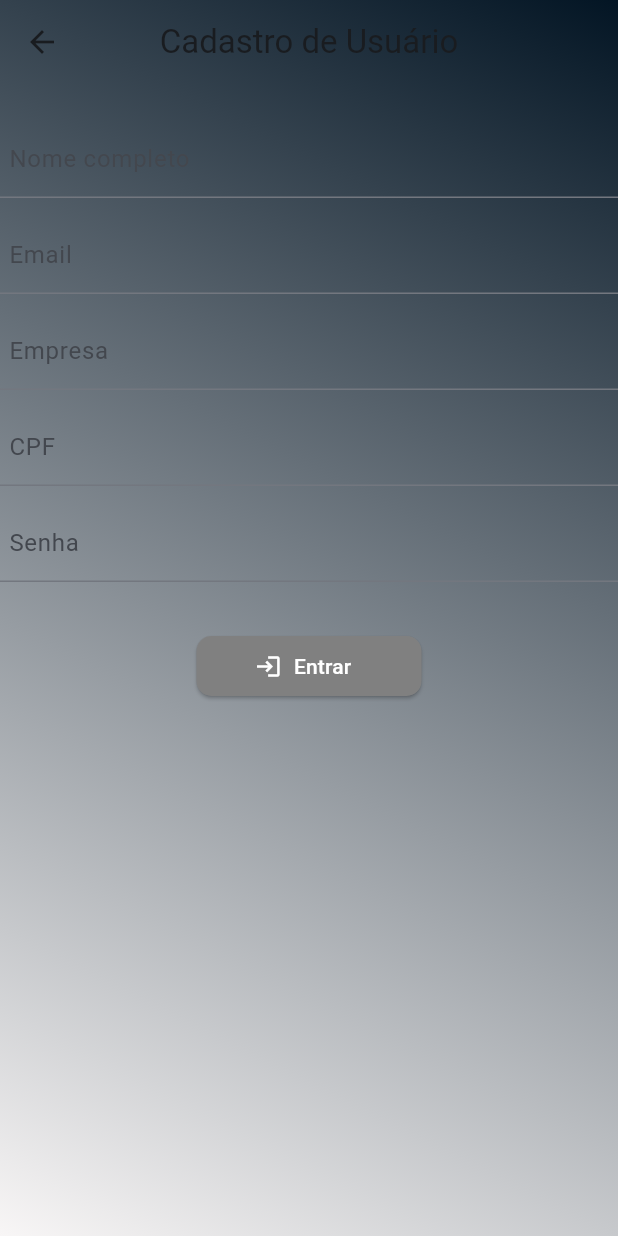
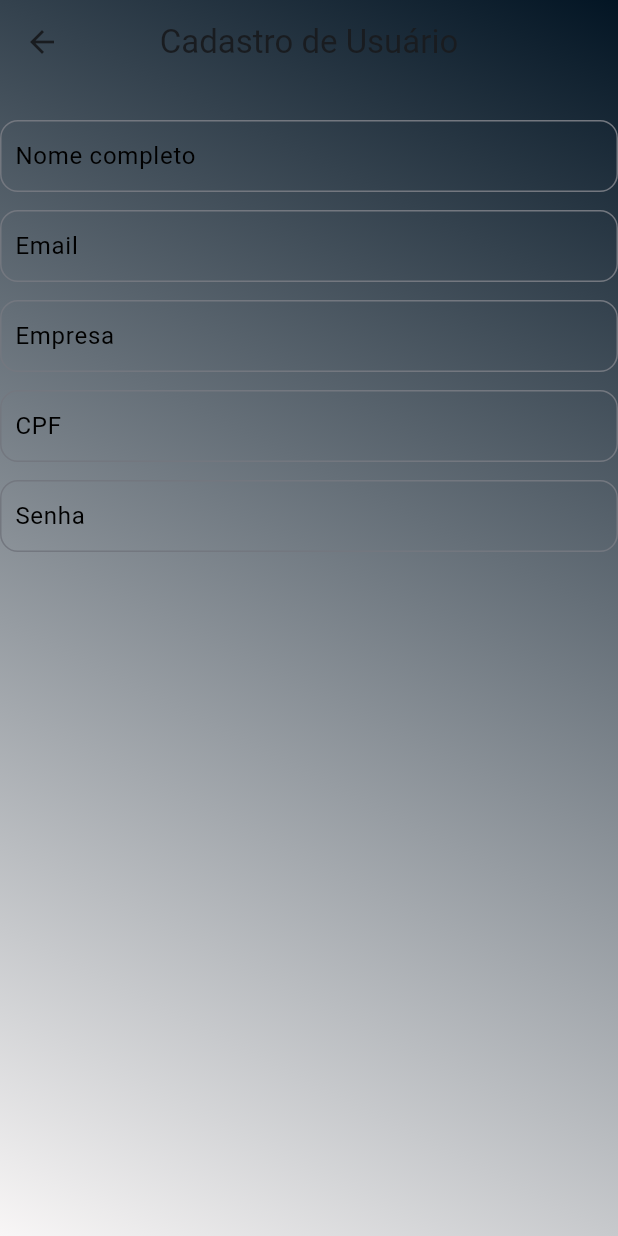
Before and after one commit to devtheozzinho/theo_2025, a Flutter app: the screen it shows after launch, after a tap on "Cadastre-se", on a phone screen of 412 x 824 dp. Run offline on Flutter 3.47's test engine with Material 3 defaults, Android fonts, the phone set to English and light mode, and no system bars; our stand-ins replace google_fonts.

Commit message:
Implamentada algumas validaçõees no login.

```diff
--- a/academia/lib/login/login_controller/formulario.dart
+++ b/academia/lib/login/controller/formulario.dart
@@ -26,6 +26,12 @@ class Formulario extends StatelessWidget {
                 Padding(padding: EdgeInsets.all(10)),
                 TextFormField(
                   decoration: InputDecoration(
+                    labelStyle: TextStyle(
+                      color: Colors.black,
+                    ),
+                    border: OutlineInputBorder(
+                      borderRadius: BorderRadius.circular(12),
+                    ),
                     contentPadding: EdgeInsets.all(6),
                     labelText: 'Nome completo',
                   ),
@@ -35,6 +41,12 @@ class Formulario extends StatelessWidget {
                 ),
                 TextFormField(
                   decoration: InputDecoration(
+                    labelStyle: TextStyle(
+                      color: Colors.black,
+                    ),
+                    border: OutlineInputBorder(
+                      borderRadius: BorderRadius.circular(12),
+                    ),
                     contentPadding: EdgeInsets.all(6),
                     labelText: 'Email',
                   ),
@@ -44,6 +56,12 @@ class Formulario extends StatelessWidget {
                 ),
                 TextFormField(
                   decoration: InputDecoration(
+                    labelStyle: TextStyle(
+                      color: Colors.black,
+                    ),
+                    border: OutlineInputBorder(
+                      borderRadius: BorderRadius.circular(12),
+                    ),
                     contentPadding: EdgeInsets.all(6),
                     labelText: 'Empresa',
                   ),
@@ -54,6 +72,12 @@ class Formulario extends StatelessWidget {
                 TextFormField(
                   keyboardType: TextInputType.number,
                   decoration: InputDecoration(
+                    labelStyle: TextStyle(
+                      color: Colors.black,
+                    ),
+                    border: OutlineInputBorder(
+                      borderRadius: BorderRadius.circular(12),
+                    ),
                     contentPadding: EdgeInsets.all(6),
                     labelText: 'CPF',
                   ),
@@ -63,11 +87,16 @@ class Formulario extends StatelessWidget {
                 ),
                 TextFormField(
                   decoration: InputDecoration(
+                    labelStyle: TextStyle(
+                      color: Colors.black,
+                    ),
+                    border: OutlineInputBorder(
+                      borderRadius: BorderRadius.circular(12),
+                    ),
                     contentPadding: EdgeInsets.all(6),
                     labelText: 'Senha',
                   ),
                 ),
-                ElevatedButtomApp(),
               ],
             ),
           ),
--- a/academia/lib/login/login.dart
+++ b/academia/lib/login/login.dart
@@ -1,12 +1,26 @@
-import 'package:academia/login/login_controller/formulario.dart';
+import 'package:academia/login/controller/formulario.dart';
 import 'package:flutter/material.dart';
 import 'package:google_fonts/google_fonts.dart';
 import 'widgets/icon.dart';
 import './widgets/Gradient.dart';
+import './controller/user_name.dart';
 // import 'package:material_color_utilities/material_color_utilities.dart';
 
-class MeuAplicativo extends StatelessWidget {
-  const MeuAplicativo({Key? key}) : super(key: key);
+class MeuAplicativo extends StatefulWidget {
+  @override
+  _MeuAplicativoState createState() => _MeuAplicativoState();
+}
+
+class _MeuAplicativoState extends State<MeuAplicativo> {
+  final TextEditingController emailcontroller = TextEditingController();
+  final TextEditingController passwordcontroller = TextEditingController();
+
+  @override
+  void dispose() {
+    emailcontroller.dispose();
+    passwordcontroller.dispose();
+    super.dispose();
+  }
 
   @override
   Widget build(BuildContext context) {
@@ -35,24 +49,38 @@ class MeuAplicativo extends StatelessWidget {
                     SizedBox(
                       height: 20,
                     ),
-                    TextFormField(
+                    SizedBox(
+                      width: 280,
+                      child: TextFormField(
+                          controller: emailcontroller,
                           decoration: InputDecoration(
-                          border: OutlineInputBorder(),
+                            border: OutlineInputBorder(
+                              borderRadius: BorderRadius.circular(12.0),
+                            ),
                             hintText: 'Insira seu Email por favor',
                           ),
                           textAlign: TextAlign.center),
+                    ),
                     SizedBox(height: 16),
-                    TextFormField(
+                    SizedBox(
+                      width: 280,
+                      child: TextFormField(
+                        controller: passwordcontroller,
                         decoration: InputDecoration(
-                        border: OutlineInputBorder(),
+                          border: OutlineInputBorder(
+                            borderRadius: BorderRadius.circular(12.0),
+                          ),
                           hintText: 'Insira sua senha por favor',
                         ),
                         textAlign: TextAlign.center,
                       ),
+                    ),
                     SizedBox(
                       height: 10,
                     ),
-                    ElevatedButtomApp(),
+                    ElevatedButtomApp(
+                        emailcontroller: emailcontroller,
+                        passwordcontroller: passwordcontroller),
                     SizedBox(
                       height: 10,
                     ),
@@ -69,7 +97,14 @@ class MeuAplicativo extends StatelessWidget {
 }
 
 class ElevatedButtomApp extends StatelessWidget {
-  const ElevatedButtomApp({Key? key}) : super(key: key);
+  final TextEditingController? emailcontroller;
+  final TextEditingController? passwordcontroller;
+
+  const ElevatedButtomApp({
+    Key? key,
+    required this.emailcontroller,
+    required this.passwordcontroller,
+  }) : super(key: key);
 
   @override
   Widget build(BuildContext context) {
@@ -81,7 +116,10 @@ class ElevatedButtomApp extends StatelessWidget {
           padding: EdgeInsets.all(16),
         ),
         ElevatedButton.icon(
-          onPressed: () {},
+          onPressed: () {
+            validatorLogin(
+                context, emailcontroller!.text, passwordcontroller!.text);
+          },
           icon: Icon(
             Icons.login,
             color: Colors.white,
--- a/academia/lib/main.dart
+++ b/academia/lib/main.dart
@@ -1,6 +1,6 @@
 import 'package:flutter/material.dart';
 import './login/login.dart';
-import 'login/login_controller/formulario.dart';
+import 'login/controller/formulario.dart';
 // import 'package:google_fonts/google_fonts.dart';
 
 void main() {
```
Also changed, not shown: academia/lib/login/controller/user_name.dart (added, +40 -0 lines), academia/lib/login/login_controller/user_name.dart (deleted, +0 -17 lines). Lines whose indentation alone changed are shown as unchanged.
